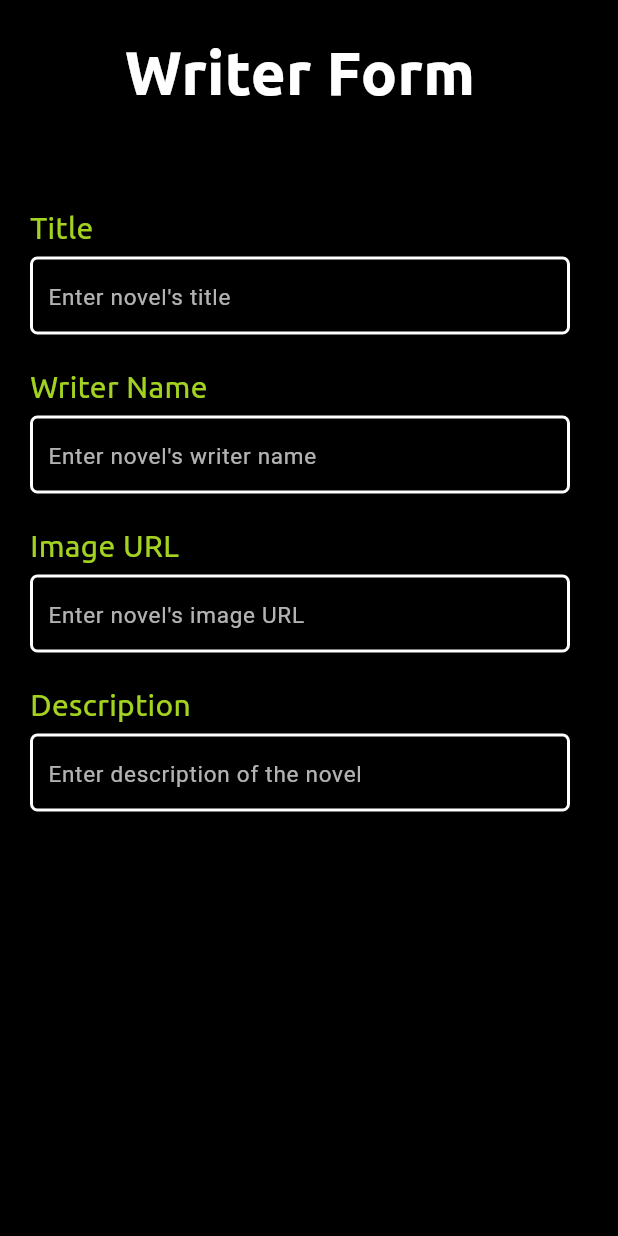
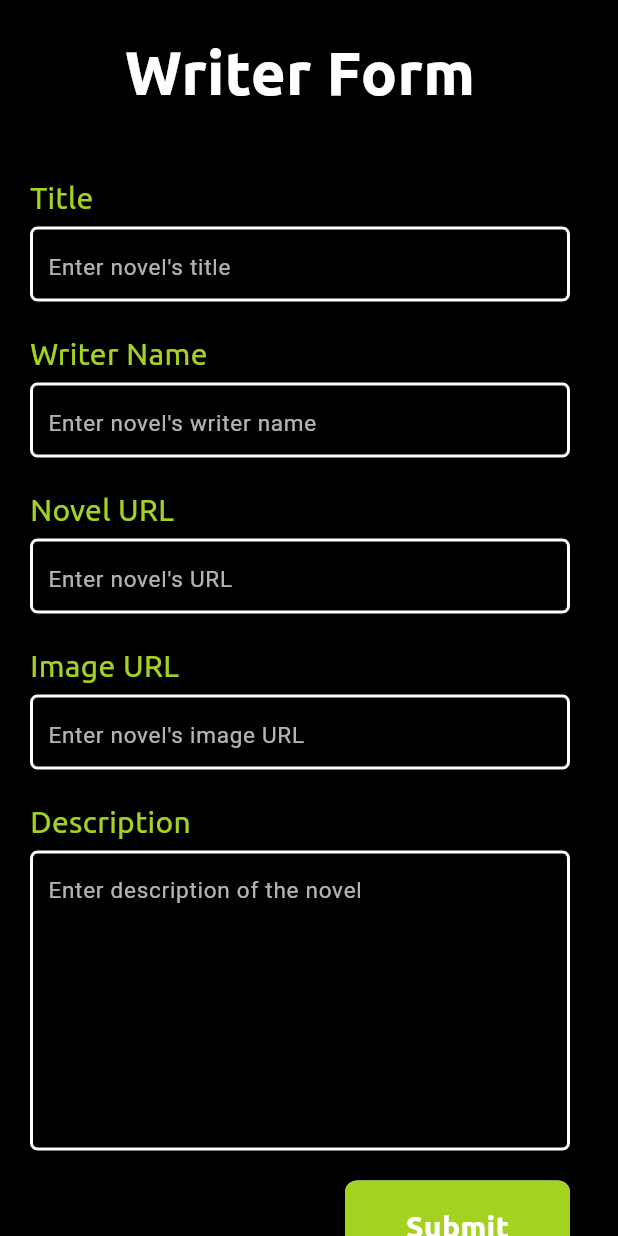
Before and after one commit to Bilal-Naeem12/flutter_project, a Flutter app: the WriteScreen screen opened directly, on a phone screen of 412 x 824 dp. Run offline on Flutter 3.47's test engine with Material 3 defaults, Android fonts, the phone set to English and light mode, and no system bars; drawn by our look-alikes of loading_overlay; our stand-ins replace firebase_auth, firebase_core, firebase_database, google_sign_in, rflutter_alert; missing offline and left inert: syncfusion_flutter_pdfviewer; accounts and stored records are empty.

Commit message:
storing in fire base

```diff
--- a/lib/components/components.dart
+++ b/lib/components/components.dart
@@ -123,9 +123,13 @@ class CustomTextField extends StatelessWidget {
 
 class CustomFormField extends StatelessWidget {
   CustomFormField(
-      {super.key, required this.textField, required this.formTitle});
+      {super.key,
+      required this.textField,
+      required this.formTitle,
+      this.height = 50});
   final TextField textField;
   final String formTitle;
+  final double height;
   @override
   Widget build(BuildContext context) {
     return Column(crossAxisAlignment: CrossAxisAlignment.start, children: [
@@ -140,6 +144,7 @@ class CustomFormField extends StatelessWidget {
         height: 5,
       ),
       Container(
+        height: height,
         padding: const EdgeInsets.symmetric(
           horizontal: 10,
         ),
--- a/lib/screens/writer_screen.dart
+++ b/lib/screens/writer_screen.dart
@@ -2,6 +2,7 @@ import 'package:firebase_auth/firebase_auth.dart';
 import 'package:firebase_database/firebase_database.dart';
 import 'package:flutter/material.dart';
 import 'package:loading_overlay/loading_overlay.dart';
+import 'package:rflutter_alert/rflutter_alert.dart';
 import 'package:semster_project/components/components.dart';
 import 'package:semster_project/constants.dart';
 import 'package:semster_project/screens/home_screen.dart';
@@ -18,10 +19,14 @@ class WriteScreen extends StatefulWidget {
 class _WriteScreenState extends State<WriteScreen> {
   final _auth = FirebaseAuth.instance;
   final _formKey = GlobalKey<FormState>();
-  final databaseRef = FirebaseDatabase.instance.ref("writer");
-  late String _email;
-  late String _password;
+  final databaseRef = FirebaseDatabase.instance.ref("writers");
+  late String _title;
+  late String _write_name;
+  late String _novel_url;
+  late String _image_url;
+  late String _description;
   bool _saving = false;
+  String id = "";
 
   @override
   Widget build(BuildContext context) {
@@ -49,7 +54,7 @@ class _WriteScreenState extends State<WriteScreen> {
                               mainAxisAlignment: MainAxisAlignment.center,
                               children: [
                                 SizedBox(
-                                  height: 40,
+                                  height: 20,
                                 ),
                                 CustomFormField(
                                   formTitle: "Title",
@@ -59,7 +64,7 @@ class _WriteScreenState extends State<WriteScreen> {
                                       hintText: 'Enter novel\'s title',
                                     ),
                                     onChanged: (value) {
-                                      _email = value;
+                                      _title = value;
                                     },
                                     style: const TextStyle(
                                         fontSize: 20, color: kBackgroundColor),
@@ -73,7 +78,21 @@ class _WriteScreenState extends State<WriteScreen> {
                                       hintText: 'Enter novel\'s writer name',
                                     ),
                                     onChanged: (value) {
-                                      _email = value;
+                                      _write_name = value;
+                                    },
+                                    style: const TextStyle(
+                                        fontSize: 20, color: kBackgroundColor),
+                                  ),
+                                ),
+                                CustomFormField(
+                                  formTitle: "Novel URL",
+                                  textField: TextField(
+                                    decoration:
+                                        kTextInputDecorationWriter.copyWith(
+                                      hintText: 'Enter novel\'s URL',
+                                    ),
+                                    onChanged: (value) {
+                                      _novel_url = value;
                                     },
                                     style: const TextStyle(
                                         fontSize: 20, color: kBackgroundColor),
@@ -87,25 +106,105 @@ class _WriteScreenState extends State<WriteScreen> {
                                       hintText: 'Enter novel\'s image URL',
                                     ),
                                     onChanged: (value) {
-                                      _email = value;
+                                      _image_url = value;
                                     },
                                     style: const TextStyle(
                                         fontSize: 20, color: kBackgroundColor),
                                   ),
                                 ),
                                 CustomFormField(
+                                  height: 200,
                                   formTitle: "Description",
                                   textField: TextField(
+                                    onChanged: (value) {
+                                      _description = value;
+                                    },
+                                    maxLines: null,
+                                    expands: true,
+                                    keyboardType: TextInputType.multiline,
                                     decoration:
                                         kTextInputDecorationWriter.copyWith(
                                             hintText:
                                                 'Enter description of the novel'),
-                                    onChanged: (value) {
-                                      _email = value;
-                                    },
                                     style: const TextStyle(
                                         fontSize: 20, color: kBackgroundColor),
                                   ),
+                                ),
+                                SizedBox(
+                                  height: 20,
+                                ),
+                                CustomBottomScreen(
+                                  textButton: 'Submit',
+                                  heroTag: 'Submit',
+                                  question: '',
+                                  buttonPressed: () async {
+                                    FocusManager.instance.primaryFocus
+                                        ?.unfocus();
+                                    setState(() {
+                                      _saving = true;
+                                    });
+                                    try {
+                                      id = DateTime.now()
+                                          .millisecondsSinceEpoch
+                                          .abs()
+                                          .toString()
+                                          .substring(5);
+
+                                      databaseRef
+                                          .child('writer')
+                                          .child(_title.toString())
+                                          .set({
+                                        "title": _title.toString(),
+                                        "writer": _write_name.toString(),
+                                        "novel_url": _novel_url.toString(),
+                                        "image_url": _image_url.toString(),
+                                        "description": _description.toString(),
+                                        "createdAt": DateTime.now().toString(),
+                                        "id": id
+                                      });
+
+                                      Alert(
+                                        closeIcon: Container(),
+                                        context: context,
+                                        buttons: [
+                                          DialogButton(
+                                            onPressed: () {},
+                                            width: 120,
+                                            child: Text(
+                                              "Submitted",
+                                              style: const TextStyle(
+                                                  color: Colors.white,
+                                                  fontSize: 20),
+                                            ),
+                                          ),
+                                        ],
+                                      );
+                                    } catch (e) {
+                                      // ignore: use_build_context_synchronously
+                                      signUpAlert(
+                                        context: context,
+                                        onPressed: () {
+                                          setState(() {
+                                            _saving = false;
+                                          });
+                                        },
+                                        title: 'Form Not Submit',
+                                        desc:
+                                            'Unable to submit the form please try again',
+                                        btnText: 'Try Now',
+                                      ).show();
+                                    }
+                                  },
+                                  questionPressed: () {
+                                    signUpAlert(
+                                      onPressed: () async {},
+                                      title: 'RESET YOUR PASSWORD',
+                                      desc:
+                                          'Click on the button to reset your password',
+                                      btnText: 'Reset Now',
+                                      context: context,
+                                    ).show();
+                                  },
                                 ),
                               ]),
                         ],
```
